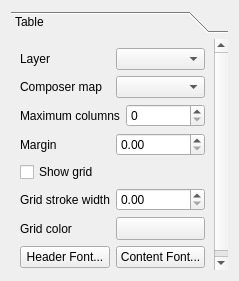
sourcepole/qgis, file qgis/src/ui/qgscomposertablewidgetbase.ui: the form before one commit.
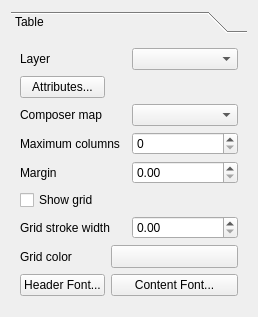
The form after the commit. Custom widgets are drawn as their Qt base class.

Commit message: Added selection of display attributes and aliases to composer table item

What changed in the file:
```diff
--- a/qgis/src/ui/qgscomposertablewidgetbase.ui
+++ b/qgis/src/ui/qgscomposertablewidgetbase.ui
@@ -6,8 +6,8 @@
    <rect>
     <x>0</x>
     <y>0</y>
-    <width>239</width>
-    <height>281</height>
+    <width>258</width>
+    <height>317</height>
    </rect>
   </property>
   <property name="windowTitle">
@@ -24,8 +24,8 @@
        <rect>
         <x>0</x>
         <y>0</y>
-        <width>221</width>
-        <height>237</height>
+        <width>240</width>
+        <height>273</height>
        </rect>
       </property>
       <attribute name="label">
@@ -46,7 +46,14 @@
          </item>
         </layout>
        </item>
-       <item row="1" column="0" colspan="2">
+       <item row="1" column="0">
+        <widget class="QPushButton" name="mAttributesPushButton">
+         <property name="text">
+          <string>Attributes...</string>
+         </property>
+        </widget>
+       </item>
+       <item row="2" column="0" colspan="2">
         <layout class="QHBoxLayout" name="horizontalLayout_3">
          <item>
           <widget class="QLabel" name="mComposerMapLabel">
@@ -60,7 +67,7 @@
          </item>
         </layout>
        </item>
-       <item row="2" column="0" colspan="2">
+       <item row="3" column="0" colspan="2">
         <layout class="QHBoxLayout" name="horizontalLayout_2">
          <item>
           <widget class="QLabel" name="mMaxNumFeaturesLabel">
@@ -74,7 +81,7 @@
          </item>
         </layout>
        </item>
-       <item row="3" column="0" colspan="2">
+       <item row="4" column="0" colspan="2">
         <layout class="QHBoxLayout" name="horizontalLayout">
          <item>
           <widget class="QLabel" name="mMarginLabel">
@@ -88,14 +95,14 @@
          </item>
         </layout>
        </item>
-       <item row="4" column="0" colspan="2">
+       <item row="5" column="0">
         <widget class="QCheckBox" name="mShowGridCheckBox">
          <property name="text">
           <string>Show grid</string>
          </property>
         </widget>
        </item>
-       <item row="5" column="0" colspan="2">
+       <item row="6" column="0" colspan="2">
         <layout class="QHBoxLayout" name="horizontalLayout_5">
          <item>
           <widget class="QLabel" name="mGridStrokeWidthLabel">
@@ -109,14 +116,14 @@
          </item>
         </layout>
        </item>
-       <item row="6" column="0">
+       <item row="7" column="0">
         <widget class="QLabel" name="mGridColorLabel">
          <property name="text">
           <string>Grid color</string>
          </property>
         </widget>
        </item>
-       <item row="6" column="1">
+       <item row="7" column="1">
         <widget class="QgsColorButton" name="mGridColorButton">
          <property name="sizePolicy">
           <sizepolicy hsizetype="Preferred" vsizetype="Fixed">
@@ -129,20 +136,33 @@
          </property>
         </widget>
        </item>
-       <item row="7" column="0">
+       <item row="8" column="0">
         <widget class="QPushButton" name="mHeaderFontPushButton">
          <property name="text">
           <string>Header Font...</string>
          </property>
         </widget>
        </item>
-       <item row="7" column="1">
+       <item row="8" column="1">
         <widget class="QPushButton" name="mContentFontPushButton">
          <property name="text">
           <string>Content Font...</string>
          </property>
         </widget>
        </item>
+       <item row="1" column="1">
+        <spacer name="horizontalSpacer">
+         <property name="orientation">
+          <enum>Qt::Horizontal</enum>
+         </property>
+         <property name="sizeHint" stdset="0">
+          <size>
+           <width>40</width>
+           <height>20</height>
+          </size>
+         </property>
+        </spacer>
+       </item>
       </layout>
      </widget>
     </widget>
```
The commit also changes 7 other files.
